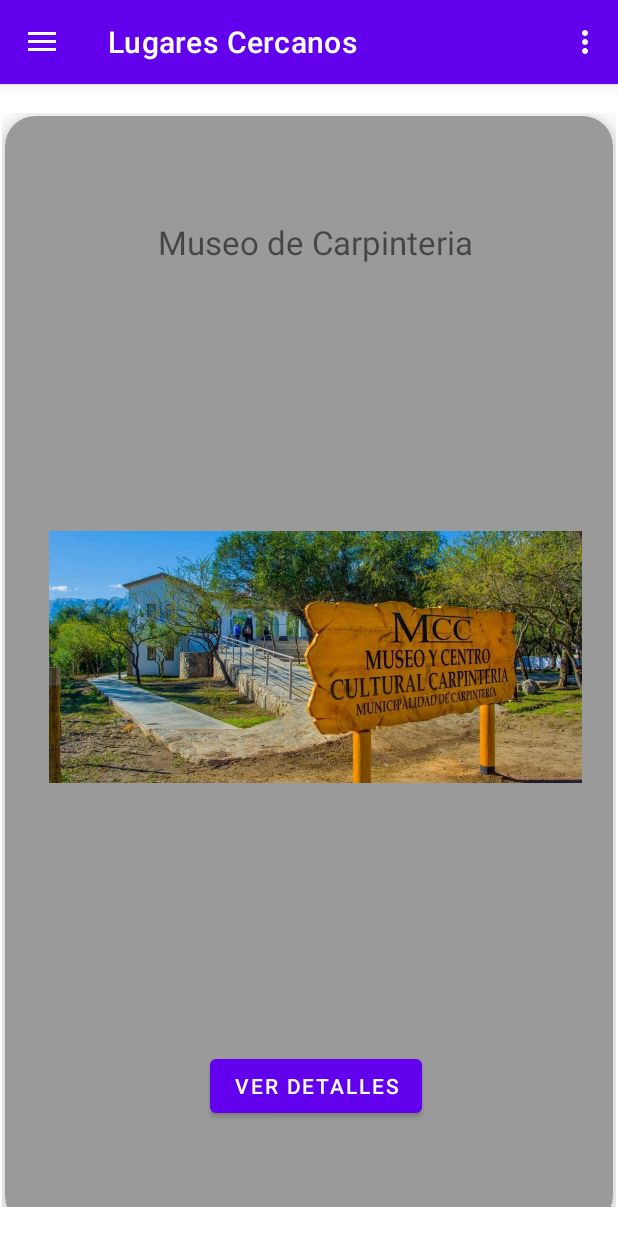
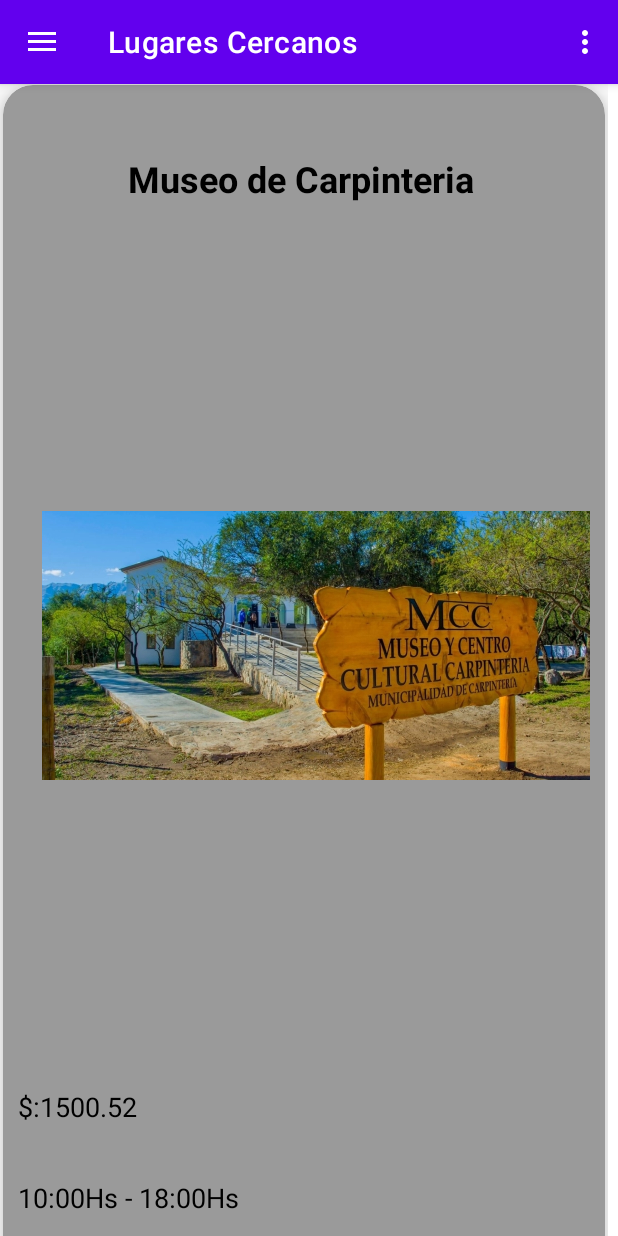
Before and after one commit to LeoToloza1/Explorador-de-Lugares-Tur-sticos, an Android app: the screen it shows after launch (MainActivity), in the side drawer, after a tap on "Lugares Turisticos", on a phone screen of 412 x 824 dp. Run offline under Robolectric (Android 15) with nearby library versions, the phone set to English and light mode, and no system bars; our stand-ins replace navigation-ui.

Commit message:
Correccion 23/4

```diff
--- a/app/src/main/java/com/leotoloza/exploradordelugaresturisticos/modelo/LugarTuristico.java
+++ b/app/src/main/java/com/leotoloza/exploradordelugaresturisticos/modelo/LugarTuristico.java
@@ -9,6 +9,7 @@
     private String horario;
     private double precio;
     private int imagen;
+    private String descripcion;
 
     public LugarTuristico(String nombre, double latitud, double longitud) {
         this.nombre = nombre;
@@ -17,14 +18,16 @@
         this.horario = "";
         this.precio = 0.0;
         this.imagen = 0;
+        this.descripcion = "";
     }
-    public LugarTuristico(String nombre, double latitud, double longitud, String horario, double precio, int imagen) {
+    public LugarTuristico(String nombre, double latitud, double longitud, String horario, double precio, String descripcion, int imagen) {
         this.nombre = nombre;
         this.latitud = latitud;
         this.longitud = longitud;
         this.horario = horario;
         this.precio = precio;
         this.imagen = imagen;
+        this.descripcion = descripcion;
     }
         public String getNombre() {
             return nombre;
@@ -37,6 +40,14 @@
         public double getLongitud() {
             return longitud;
         }
+
+    public String getDescripcion() {
+        return descripcion;
+    }
+
+    public void setDescripcion(String descripcion) {
+        this.descripcion = descripcion;
+    }
 
     public void setNombre(String nombre) {
         this.nombre = nombre;
--- a/app/src/main/java/com/leotoloza/exploradordelugaresturisticos/ui/Lugares_Turisticos/LugarAdapter.java
+++ b/app/src/main/java/com/leotoloza/exploradordelugaresturisticos/ui/Lugares_Turisticos/LugarAdapter.java
@@ -2,6 +2,7 @@
 
 import android.content.Context;
 import android.content.Intent;
+import android.util.Log;
 import android.view.LayoutInflater;
 import android.view.View;
 import android.view.ViewGroup;
@@ -17,10 +18,11 @@
 
 import java.util.List;
 
-public class LugarAdapter extends RecyclerView.Adapter<LugarAdapter.ViewHolder>{
+public class LugarAdapter extends RecyclerView.Adapter<LugarAdapter.ViewHolder> {
 
     private List<LugarTuristico> listaLugares;
     private Context context;
+    private ClickListener clickListener;
 
     public LugarAdapter(List<LugarTuristico> listaLugares, Context context) {
         this.listaLugares = listaLugares;
@@ -29,25 +31,31 @@
 
     @NonNull
     @Override
-    public LugarAdapter.ViewHolder onCreateViewHolder(@NonNull ViewGroup parent, int viewType) {
+    public ViewHolder onCreateViewHolder(@NonNull ViewGroup parent, int viewType) {
         View view = LayoutInflater.from(parent.getContext()).inflate(R.layout.item, parent, false);
         return new ViewHolder(view);
     }
 
+    public void setClickListener(ClickListener listener) {
+        clickListener = listener;
+    }
+
     @Override
-    public void onBindViewHolder(@NonNull LugarAdapter.ViewHolder holder, int position) {
-        LugarTuristico lugarTuristico= listaLugares.get(position);
+    public void onBindViewHolder(@NonNull ViewHolder holder, int position) {
+        LugarTuristico lugarTuristico = listaLugares.get(position);
         holder.nombreLugar.setText(lugarTuristico.getNombre());
+        holder.horario.setText(lugarTuristico.getHorario());
+        holder.precio.setText("$:"+lugarTuristico.getPrecio());
         holder.imagen.setImageResource(lugarTuristico.getImagen());
-        holder.btnDetalle.setOnClickListener(new View.OnClickListener() {
-            @Override
-            public void onClick(View v) {
-                Intent intent= new Intent(context,DetalleActivity.class);
-                intent.putExtra("lugares", lugarTuristico);
-                intent.setFlags(Intent.FLAG_ACTIVITY_NEW_TASK);
-                context.startActivity(intent);
-            }
-        });
+   holder.itemView.setOnClickListener(new View.OnClickListener() {
+                @Override
+                public void onClick(View view) {
+                    Log.d("salida", "onClickADAPTER: llega");
+                    if (clickListener != null) {
+                        clickListener.clickDetalle(lugarTuristico);
+                    }
+                }
+            });
 
     }
 
@@ -56,18 +64,24 @@
         return listaLugares.size();
     }
 
-    public class ViewHolder extends RecyclerView.ViewHolder{
+    public class ViewHolder extends RecyclerView.ViewHolder {
 
         TextView nombreLugar;
         ImageView imagen;
-        Button btnDetalle;
+        TextView horario;
+        TextView precio;
 
         public ViewHolder(@NonNull View itemView) {
             super(itemView);
-            nombreLugar=itemView.findViewById(R.id.nombreLugar);
-            imagen=itemView.findViewById(R.id.imagen);
-            btnDetalle=itemView.findViewById(R.id.btnDetalles);
+            nombreLugar = itemView.findViewById(R.id.nombreLugar);
+            imagen = itemView.findViewById(R.id.imagen);
+            horario = itemView.findViewById(R.id.txtHorario);
+            precio = itemView.findViewById(R.id.txtPrecio);
 
-        }
+      }
+    }
+
+    public interface ClickListener {
+        void clickDetalle(LugarTuristico lugar);
     }
 }
--- a/app/src/main/java/com/leotoloza/exploradordelugaresturisticos/ui/Lugares_Turisticos/LugaresFragment.java
+++ b/app/src/main/java/com/leotoloza/exploradordelugaresturisticos/ui/Lugares_Turisticos/LugaresFragment.java
@@ -2,6 +2,7 @@
 
 import android.content.Intent;
 import android.os.Bundle;
+import android.util.Log;
 import android.view.LayoutInflater;
 import android.view.View;
 import android.view.ViewGroup;
@@ -11,9 +12,11 @@
 import androidx.fragment.app.Fragment;
 import androidx.lifecycle.Observer;
 import androidx.lifecycle.ViewModelProvider;
+import androidx.navigation.Navigation;
 import androidx.recyclerview.widget.GridLayoutManager;
 import androidx.recyclerview.widget.RecyclerView;
 
+import com.leotoloza.exploradordelugaresturisticos.R;
 import com.leotoloza.exploradordelugaresturisticos.databinding.FragmentLugarBinding;
 import com.leotoloza.exploradordelugaresturisticos.modelo.LugarTuristico;
 
@@ -32,12 +35,23 @@
         viewModel.getMutableLugares().observe(getViewLifecycleOwner(), new Observer<List<LugarTuristico>>() {
          @Override
          public void onChanged(List<LugarTuristico> lugarTuristicos) {
+             Log.d("salida", "en el mutable");
             LugarAdapter lugarAdapter = new LugarAdapter(lugarTuristicos,getContext());
              GridLayoutManager glm=new GridLayoutManager(getContext(),1,GridLayoutManager.VERTICAL,false);
              listaLugares.setLayoutManager(glm);
              listaLugares.setAdapter(lugarAdapter);
+
+             lugarAdapter.setClickListener(new LugarAdapter.ClickListener() {
+                 @Override
+                 public void clickDetalle(LugarTuristico lugar) {
+                     Log.d("salida", "clickDetalle: llega");
+                     Bundle bundle = new Bundle();
+                     bundle.putSerializable("lugar", lugar);
+                     Navigation.findNavController(requireView()).navigate(R.id.action_nav_lugares_to_nav_detalle, bundle);
+                 }
+             });
          }
-     });
+        });
         viewModel.cargarLugares();
         return binding.getRoot();
     }
--- a/app/src/main/java/com/leotoloza/exploradordelugaresturisticos/ui/Lugares_Turisticos/LugaresViewModel.java
+++ b/app/src/main/java/com/leotoloza/exploradordelugaresturisticos/ui/Lugares_Turisticos/LugaresViewModel.java
@@ -28,12 +28,21 @@
                 -64.99283913141227,
                 "10:00Hs - 18:00Hs",
                 1500.52,
+                "Se encuentra contenido en el todo el acervo originario de la localidad, " +
+                        "referente a su historia, cultura, costumbres, tradiciones e identidad del territorio. " +
+                        "\nSe centra en dos temáticas: los primeros habitantes del pueblo y los mineros.",
                 R.drawable.museo));
         lugares.add(new LugarTuristico("Mirador",
                 -32.41787895791012,
                 -64.98341839690686,
                 "Abierto todo el día",
                 00.00,
+                "El mirador se hizo con la perspectiva de poder ver el eclipse de sol " +
+                        "ocurrido en julio del 2019, para que todo el pueblo de Carpintería y " +
+                        "todas las personas que quisieran concurrir al lugar, tuvieran una " +
+                        "mejor visión del fenómeno que ocurriría. \nPero también desde allí podemos " +
+                        "tener una vista panorámica tanto del pueblo como de las sierras y así " +
+                        "apreciar los encantos de la naturaleza toda.",
                 R.drawable.mirador
         ));
         lugares.add(new LugarTuristico("Camping Municipal",
@@ -41,6 +50,9 @@
                 -64.97834962741224,
                 "8:00Hs - 20:30Hs",
                 1500,
+                "En la localidad de Carpintería a solo 5km de la Villa de Merlo, se encuentra un" +
+                        " hermoso predio de 4 hectáreas cubierto por bosque nativo. " +
+                        "\nEstá localizado a 500 mts de la plaza, sobre Avenida Los Mandarinos, junto al arroyo Delfín.",
                 R.drawable.camping
         ));
         lugaresLiveData.setValue(lugares);
--- a/app/src/main/java/com/leotoloza/exploradordelugaresturisticos/ui/Mapa/MapsFragment.java
+++ b/app/src/main/java/com/leotoloza/exploradordelugaresturisticos/ui/Mapa/MapsFragment.java
@@ -39,7 +39,8 @@
                 @Override
                 public void onChanged(Location location) {
                     LatLng ubicacion = new LatLng(location.getLatitude(), location.getLongitude());
-                    googleMap.addMarker(new MarkerOptions().icon(BitmapDescriptorFactory.fromResource(R.mipmap.ic_marcador)).position(ubicacion).title("Mi Ubicación"));
+                    googleMap.addMarker(new MarkerOptions().position(ubicacion).title("Mi Ubicación"));
+                    //le saque el icono del marcador
                     googleMap.animateCamera(CameraUpdateFactory.newLatLngZoom(ubicacion, 15.0f));
 
                 }
--- a/app/src/main/res/layout/fragment_lugar.xml
+++ b/app/src/main/res/layout/fragment_lugar.xml
@@ -9,11 +9,13 @@
 
     <androidx.recyclerview.widget.RecyclerView
         android:id="@+id/lista"
-        android:layout_width="409dp"
-        android:layout_height="729dp"
+        android:layout_width="405dp"
+        android:layout_height="887dp"
         app:layout_constraintBottom_toBottomOf="parent"
         app:layout_constraintEnd_toEndOf="parent"
+        app:layout_constraintHorizontal_bias="0.0"
         app:layout_constraintStart_toStartOf="parent"
         app:layout_constraintTop_toTopOf="parent"
+        app:layout_constraintVertical_bias="0.019"
         tools:ignore="InvalidId" />
 </androidx.constraintlayout.widget.ConstraintLayout>
--- a/app/src/main/res/layout/item.xml
+++ b/app/src/main/res/layout/item.xml
@@ -1,58 +1,71 @@
 <?xml version="1.0" encoding="utf-8"?>
 <androidx.cardview.widget.CardView xmlns:android="http://schemas.android.com/apk/res/android"
+    xmlns:app="http://schemas.android.com/apk/res-auto"
     xmlns:tools="http://schemas.android.com/tools"
     android:layout_width="match_parent"
     android:layout_height="wrap_content"
-    xmlns:app="http://schemas.android.com/apk/res-auto"
     app:cardBackgroundColor="#9A9A9A"
     app:cardCornerRadius="20dp"
     app:contentPadding="10dp"
     app:cardElevation="10dp"
     android:padding="@dimen/cardview_default_radius"
-    android:layout_margin="@dimen/cardview_default_radius"
-    >
+    android:layout_margin="@dimen/cardview_default_radius">
 
     <androidx.constraintlayout.widget.ConstraintLayout
-        android:layout_width="394dp"
-        android:layout_height="720dp">
+        android:layout_width="395dp"
+        android:layout_height="864dp">
 
         <TextView
             android:id="@+id/nombreLugar"
-            android:layout_width="0dp"
+            android:layout_width="377dp"
             android:layout_height="wrap_content"
-            android:layout_marginTop="8dp"
-            android:layout_marginBottom="4dp"
-            android:text="TextView"
-            android:textAlignment="center"
-            android:textSize="22sp"
-            app:layout_constraintBottom_toTopOf="@+id/imagen"
+            android:layout_marginTop="36dp"
+            android:gravity="center"
+            android:text="Nombre del Lugar"
+            android:textColor="@android:color/black"
+            android:textSize="24sp"
+            android:textStyle="bold"
             app:layout_constraintEnd_toEndOf="parent"
-            app:layout_constraintHorizontal_bias="1.0"
+            app:layout_constraintHorizontal_bias="0.0"
             app:layout_constraintStart_toStartOf="parent"
             app:layout_constraintTop_toTopOf="parent" />
 
         <ImageView
             android:id="@+id/imagen"
-            android:layout_width="355dp"
-            android:layout_height="405dp"
-            android:layout_marginTop="4dp"
-            android:layout_marginBottom="4dp"
-            app:layout_constraintBottom_toTopOf="@+id/btnDetalles"
-            app:layout_constraintEnd_toEndOf="parent"
+            android:layout_width="377dp"
+            android:layout_height="wrap_content"
+            android:layout_marginStart="16dp"
+            android:maxHeight="200dp"
+            app:layout_constraintBottom_toTopOf="@+id/txtPrecio"
             app:layout_constraintStart_toStartOf="parent"
             app:layout_constraintTop_toBottomOf="@+id/nombreLugar"
-            tools:srcCompat="@tools:sample/avatars" />
+            app:layout_constraintVertical_bias="0.502" />
 
-        <Button
-            android:id="@+id/btnDetalles"
-            android:layout_width="wrap_content"
+        <TextView
+            android:id="@+id/txtPrecio"
+            android:layout_width="377dp"
             android:layout_height="wrap_content"
-            android:layout_marginTop="4dp"
-            android:layout_marginBottom="8dp"
-            android:text="@string/ver_detalles"
+            android:layout_marginBottom="36dp"
+            android:text="Precio: $10.00"
+            android:textColor="@android:color/black"
+            android:textSize="18sp"
+            app:layout_constraintBottom_toTopOf="@+id/txtHorario"
+            app:layout_constraintEnd_toEndOf="parent"
+            app:layout_constraintHorizontal_bias="0.0"
+            app:layout_constraintStart_toStartOf="parent" />
+
+        <TextView
+            android:id="@+id/txtHorario"
+            android:layout_width="377dp"
+            android:layout_height="wrap_content"
+            android:layout_marginBottom="120dp"
+            android:text="Horario: 9:00 AM - 5:00 PM"
+            android:textColor="@android:color/black"
+            android:textSize="18sp"
             app:layout_constraintBottom_toBottomOf="parent"
             app:layout_constraintEnd_toEndOf="parent"
-            app:layout_constraintStart_toStartOf="parent"
-            app:layout_constraintTop_toBottomOf="@+id/imagen" />
+            app:layout_constraintHorizontal_bias="0.0"
+            app:layout_constraintStart_toStartOf="parent" />
+
     </androidx.constraintlayout.widget.ConstraintLayout>
 </androidx.cardview.widget.CardView>
--- a/app/src/main/res/navigation/mobile_navigation.xml
+++ b/app/src/main/res/navigation/mobile_navigation.xml
@@ -15,7 +15,11 @@
         android:id="@+id/nav_lugares"
         android:name="com.leotoloza.exploradordelugaresturisticos.ui.Lugares_Turisticos.LugaresFragment"
         android:label="@string/lugares_cercanos"
-        tools:layout="@layout/fragment_lugar" />
+        tools:layout="@layout/fragment_lugar" >
+        <action
+            android:id="@+id/action_nav_lugares_to_nav_detalle"
+            app:destination="@id/nav_detalle" />
+    </fragment>
 
     <fragment
         android:id="@+id/nav_config"
@@ -27,4 +31,13 @@
         android:name="com.leotoloza.exploradordelugaresturisticos.ui.Salir.SalirFragment"
         android:label="@string/salir"
         tools:layout="@layout/fragment_config" />
+    <fragment
+        android:id="@+id/nav_detalle"
+        android:name="com.leotoloza.exploradordelugaresturisticos.ui.Lugares_Turisticos.DetalleFragment"
+        android:label="@string/Detalle"
+        tools:layout="@layout/fragment_detalle" >
+        <action
+            android:id="@+id/action_nav_detalle_to_nav_lugares"
+            app:destination="@id/nav_lugares" />
+    </fragment>
 </navigation>
--- a/app/src/main/res/values/strings.xml
+++ b/app/src/main/res/values/strings.xml
@@ -26,4 +26,5 @@
         <string name="lugares_turisticos">Lugares Turisticos</string>
         <string name="Mapa_interactivo">Mapa Interactivo</string>
         <string name="lugares_cercanos">Lugares Cercanos</string>
+    <string name="Detalle">Detalle</string>
 </resources>
```
Also changed, not shown: app/src/main/java/com/leotoloza/exploradordelugaresturisticos/ui/Lugares_Turisticos/DetalleActivity.java (deleted, +0 -59 lines), app/src/main/java/com/leotoloza/exploradordelugaresturisticos/ui/Lugares_Turisticos/DetalleFragment.java (added, +62 -0 lines), app/src/main/java/com/leotoloza/exploradordelugaresturisticos/ui/Lugares_Turisticos/DetalleViewModel2.java (renamed from app/src/main/java/com/leotoloza/exploradordelugaresturisticos/ui/Lugares_Turisticos/DetalleViewModel.java, +12 -10 lines), app/src/main/res/layout/fragment_detalle.xml (renamed from app/src/main/res/layout/activity_detalle.xml, +19 -21 lines), 1 other file.
